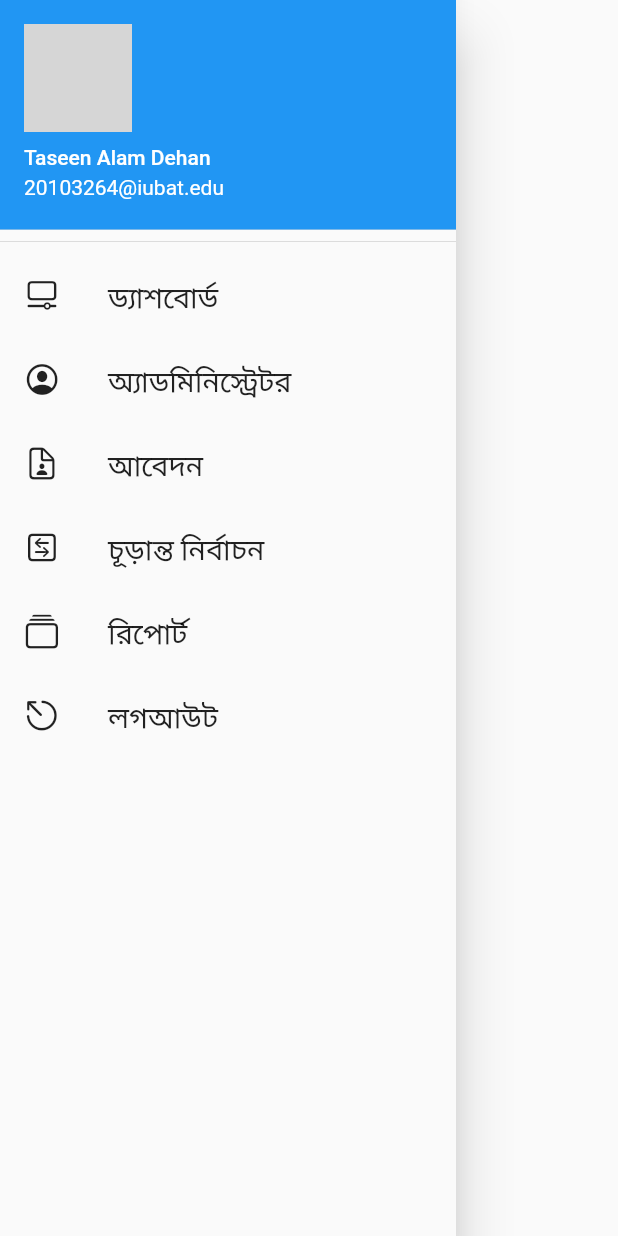
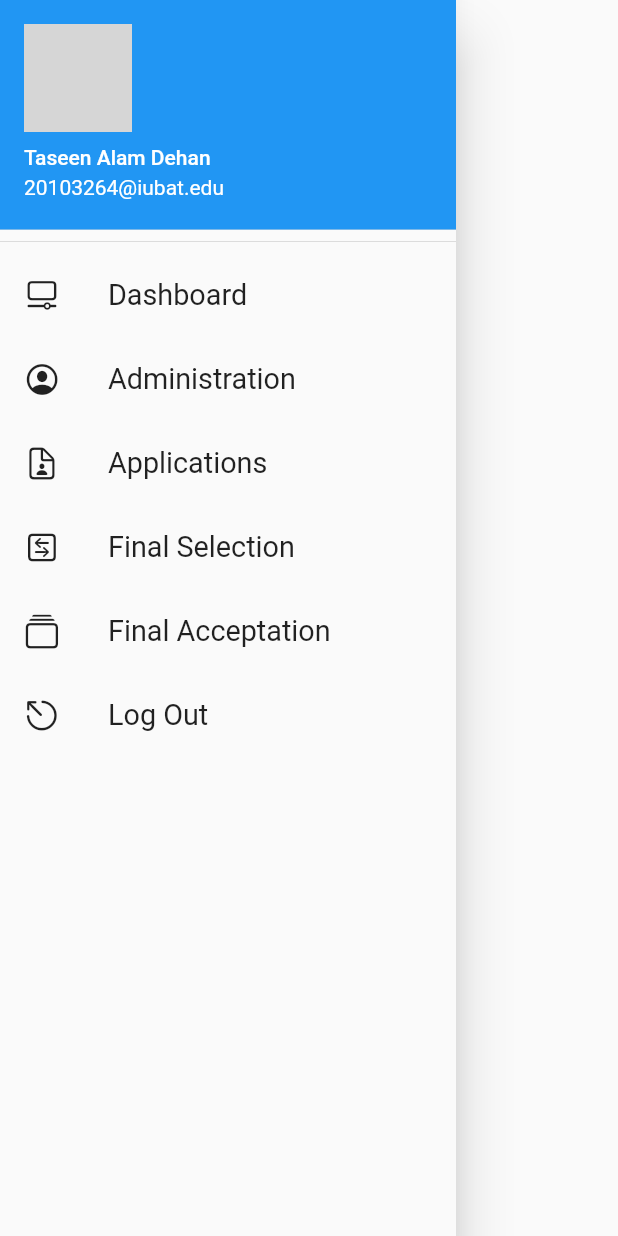
Before and after one commit to Taseen23/Applications_Managment_System, a Flutter app: the MyDrawer widget shown alone on an empty page, opened directly, on a phone screen of 412 x 824 dp. Run offline on Flutter 3.47's test engine with Material 2 defaults, Android fonts, the light colour scheme and no system bars; our stand-ins replace cloud_firestore, firebase_auth, firebase_core, firebase_storage, pie_chart; accounts and stored records are empty; network calls fail; grey boxes are pictures that could not be loaded.

Commit message:
Dashboard Design

```diff
--- a/lib/main.dart
+++ b/lib/main.dart
@@ -30,7 +30,7 @@ class MyApp extends StatelessWidget {
   Widget build(BuildContext context) {
     return MaterialApp(
       debugShowCheckedModeBanner: false,
-      home: triggerScreen(),
+      home: Application(),
       routes: {
         MyRoutes.lognipage: (Context) => LoginScreen(),
         MyRoutes.dashboard: (Context) => DashboardScreen(),
--- a/lib/widget/drawer.dart
+++ b/lib/widget/drawer.dart
@@ -45,7 +45,7 @@ class MyDrawer extends StatelessWidget {
                 Navigator.pushNamed(context, MyRoutes.lognipage);
               },
             child: Text(
-              "ড্যাশবোর্ড",
+              "Dashboard",
               //"Dashboard",
               textScaleFactor: 1.2,
               style: TextStyle(
@@ -66,8 +66,8 @@ class MyDrawer extends StatelessWidget {
               },
 
             child: Text(
-              "অ্যাডমিনিস্ট্রেটর",
-              //"Administration",
+              //"অ্যাডমিনিস্ট্রেটর",
+              "Administration",
               textScaleFactor: 1.2,
               style: TextStyle(
                 color: Colors.black87,
@@ -88,8 +88,8 @@ class MyDrawer extends StatelessWidget {
 
 
             child:Text(
-              "আবেদন",
-              //"Applications",
+             // "আবেদন",
+              "Applications",
               textScaleFactor: 1.2,
               style: TextStyle(
                 color: Colors.black87,
@@ -108,8 +108,8 @@ class MyDrawer extends StatelessWidget {
                 Navigator.pushNamed(context, MyRoutes.final_selection);
               },
             child:Text(
-              "চূড়ান্ত নির্বাচন",
-              //  "Final Selection",
+              //"চূড়ান্ত নির্বাচন",
+               "Final Selection",
               textScaleFactor: 1.2,
               style: TextStyle(
                 color: Colors.black87,
@@ -128,8 +128,8 @@ class MyDrawer extends StatelessWidget {
                 Navigator.pushNamed(context, MyRoutes.report);
               },
             child: Text(
-              "রিপোর্ট",
-              //"Final Acceptation",
+              //"রিপোর্ট",
+              "Final Acceptation",
               textScaleFactor: 1.2,
               style: TextStyle(
                 color: Colors.black87,
@@ -149,8 +149,8 @@ class MyDrawer extends StatelessWidget {
                 Navigator.pushNamed(context, MyRoutes.lognipage);
               },
               child: Text(
-                "লগআউট",
-                //"Final Acceptation",
+                //"লগআউট",
+                "Log Out",
                 textScaleFactor: 1.2,
                 style: TextStyle(
                   color: Colors.black87,
--- a/pubspec.yaml
+++ b/pubspec.yaml
@@ -32,6 +32,7 @@ dependencies:
     sdk: flutter
   firebase_core: ^2.21.0
   cloud_firestore: ^4.13.1
+  file_picker: ^6.1.1
 
 
 
```
Also changed, not shown: lib/userpages/application.dart (+31 -6 lines), pubspec.lock.
